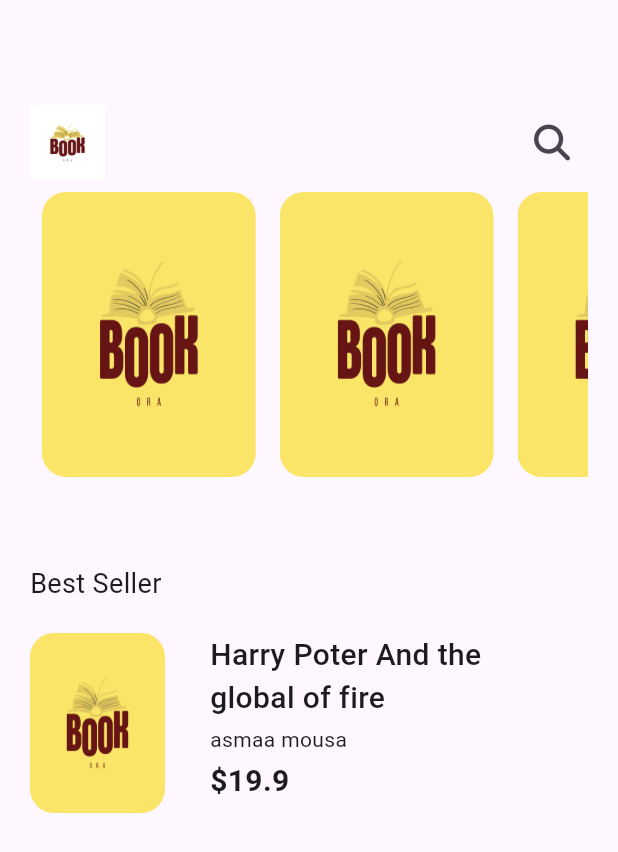
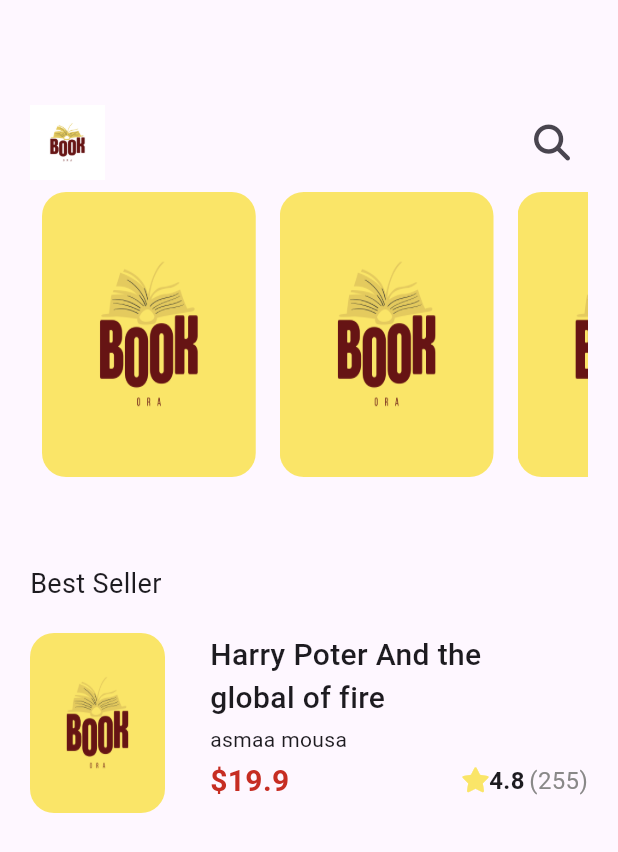
Before and after one commit to asmaamousa/Bookora, a Flutter app: the screen it shows after launch, on a phone screen of 412 x 824 dp. Shown: the top 852 px of the screen. Run offline on Flutter 3.47's test engine with Material 3 defaults, Android fonts, the phone set to English and light mode, and no system bars; our stand-ins replace font_awesome_flutter, get, google_fonts.

Commit message:
item part2

```diff
--- a/lib/cores/utils/styles.dart
+++ b/lib/cores/utils/styles.dart
@@ -17,6 +17,11 @@
 // fontFamily: kGetSectraFine,
 fontWeight: FontWeight.normal
   );
+    static  const textStyle16=TextStyle(
+fontSize: 16,
+// fontFamily: kGetSectraFine,
+fontWeight: FontWeight.normal
+  );
   static  const textStyle14=TextStyle(
 fontSize: 14,
 fontWeight: FontWeight.normal
--- a/lib/features/home/presentation/views/widgets/bestseller_list_item.dart
+++ b/lib/features/home/presentation/views/widgets/bestseller_list_item.dart
@@ -1,6 +1,9 @@
+import 'package:bookora/constantes.dart';
 import 'package:bookora/cores/utils/assets.dart';
 import 'package:bookora/cores/utils/styles.dart';
 import 'package:flutter/cupertino.dart';
+import 'package:flutter/material.dart';
+import 'package:font_awesome_flutter/font_awesome_flutter.dart';
 
 class BestSellerListItem extends StatelessWidget {
   const BestSellerListItem({super.key});
@@ -26,7 +29,8 @@
             ),
           ),
           const SizedBox(width: 30),
-          Column(
+          Expanded(
+            child: Column(
               crossAxisAlignment: CrossAxisAlignment.start,
               children: [
                 SizedBox(
@@ -41,18 +45,9 @@
                 const SizedBox(height: 3),
                 const Text("asmaa mousa", style: Styles.textStyle14),
                 const SizedBox(height: 3),
-              Row(
-                children: [
-                  Text(
-                    r'$'
-                    "19.9",
-                    style: Styles.textStyle20.copyWith(
-                      fontWeight: FontWeight.bold,
-                    ),
-                  ),
+                const BookReting()
               ],
             ),
-            ],
           ),
 
           // Column()
@@ -61,3 +56,32 @@
     );
   }
 }
+
+class BookReting extends StatelessWidget {
+  const BookReting({super.key});
+
+  @override
+  Widget build(BuildContext context) {
+    return Row(
+                children: [
+                  Text(
+                    r'$'
+                    "19.9",
+                    style: Styles.textStyle20.copyWith(
+                      fontWeight: FontWeight.bold,
+                      color: const Color.fromARGB(255, 198, 45, 34)
+                    ),
+                  ),
+                  Spacer(),
+                const  FaIcon(FontAwesomeIcons.solidStar,color:kPrimaryColor,size: 16,),
+                  Text("4.8",style: Styles.textStyle16.copyWith(
+                    fontWeight: FontWeight.w600
+                  ),),
+                SizedBox(width: 3,),
+                   Text("(255)",style: Styles.textStyle16.copyWith(
+                    color: const Color.fromRGBO(137, 136, 136, 1)
+                  ),)
+                ],
+              );
+  }
+}
```
Lines whose indentation alone changed are shown as unchanged.
